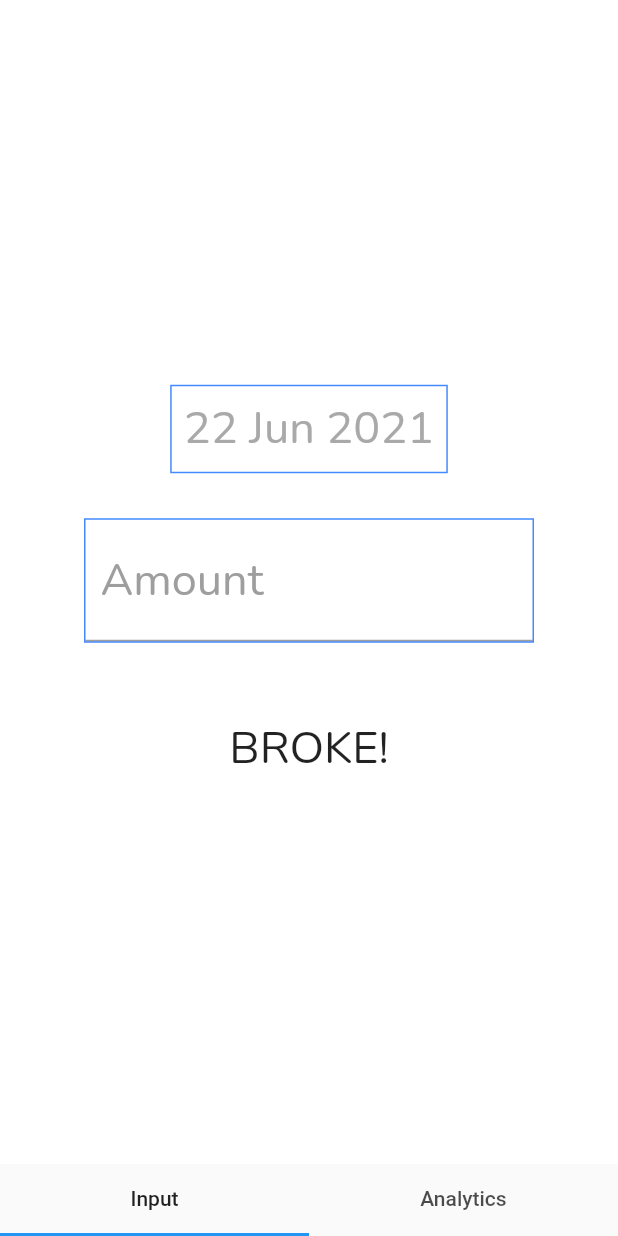
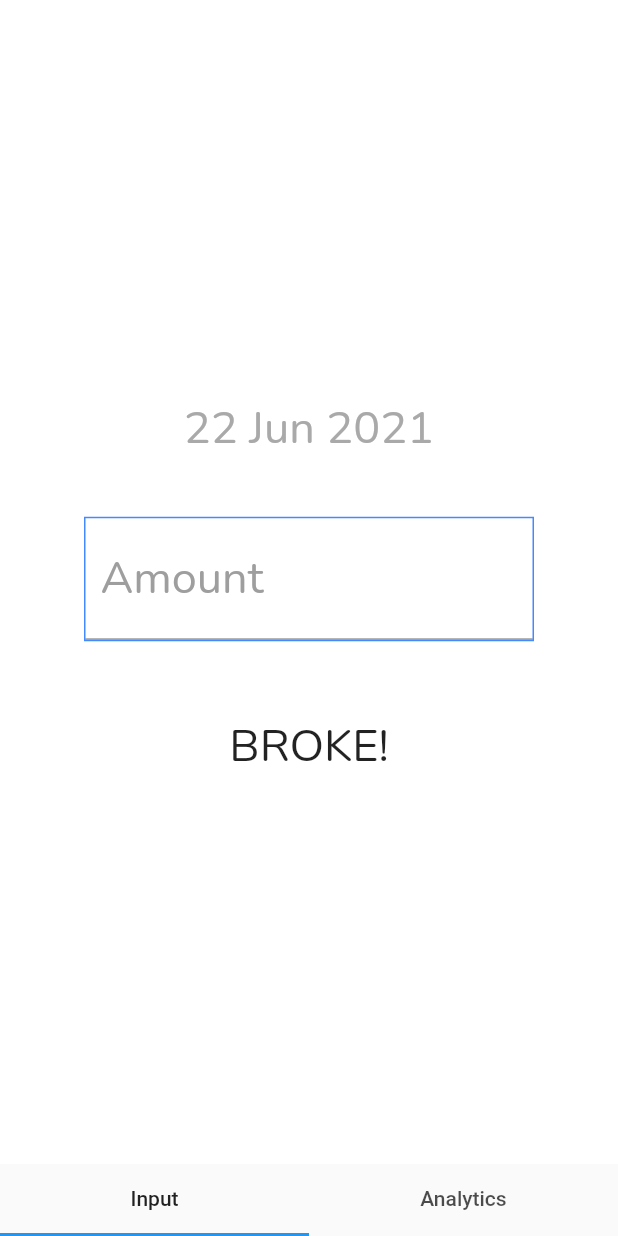
Before and after one commit to phantomcorn/Broked, a Flutter app: the screen it shows after launch, on a phone screen of 412 x 824 dp. Run offline on Flutter 3.47's test engine with Material 2 defaults, Android fonts, the phone set to English and light mode, and no system bars; our stand-ins replace flutter_datetime_picker, google_fonts, sqflite; missing offline and left inert: animated_button; accounts and stored records are empty.

Commit message:
removed border to date picker

```diff
--- a/lib/main.dart
+++ b/lib/main.dart
@@ -113,9 +113,6 @@ class _BrokeMain extends State<BrokeMain> {
                   },
                   child : Text("${DateFormat('dd MMM yyyy').format(_date)}")
                 ),
-                decoration: BoxDecoration(
-                  border: Border.all(color: Colors.blueAccent)
-                )
               ),
               Container(
                 child: TextFormField(
```
